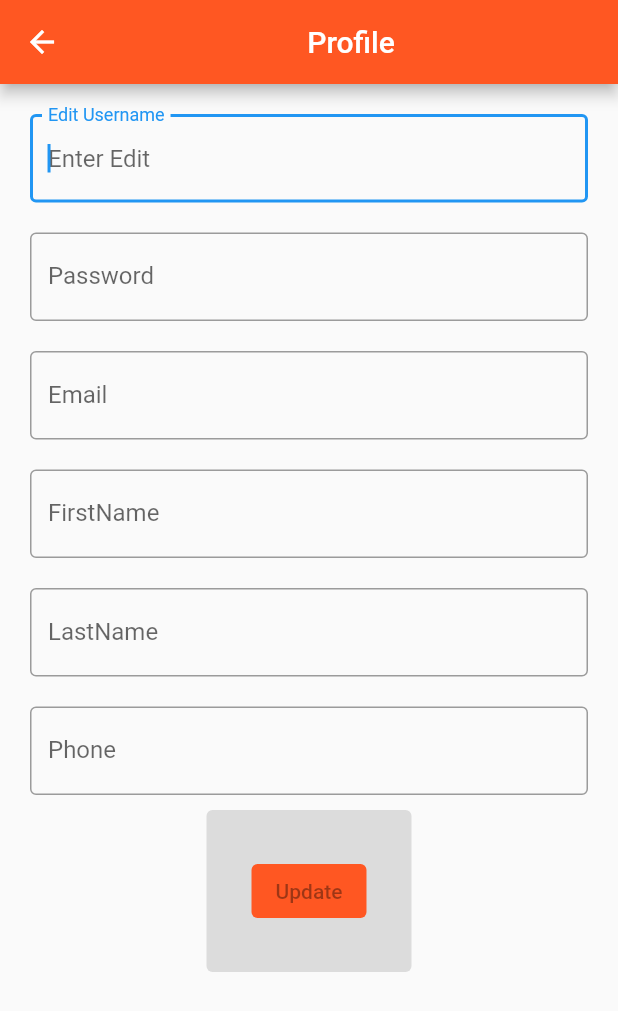
After one commit to ngocson297/didong, a Flutter app: the MenuPage screen opened directly, after a tap on "Account", on a phone screen of 412 x 824 dp. The commit adds this screen. Shown: the top 1011 px of the screen. Run offline on Flutter 3.47's test engine with Material 2 defaults, Android fonts, the phone set to English and light mode, and no system bars; our stand-ins replace cloud_firestore, firebase_auth, firebase_core, firebase_messaging, firebase_storage, flutter_local_notifications and 2 more; missing offline and left inert: emoji_picker, flutter_config, giphy_picker; accounts and stored records are empty; network calls fail.

Commit message:
profile, new chat

```diff
--- a/lib/main.dart
+++ b/lib/main.dart
@@ -5,7 +5,7 @@ import 'package:flutter_config/flutter_config.dart';
 
 Future<void> main() async {
   WidgetsFlutterBinding.ensureInitialized();
-  await FlutterConfig.loadEnvVariables();
+  //await FlutterConfig.loadEnvVariables();
   await Firebase.initializeApp();
 
   runApp(MyApp());
--- /dev/null
+++ b/lib/pages/account_page.dart
@@ -0,0 +1,122 @@
+import 'package:flutter/material.dart';
+
+class AccountPage extends StatelessWidget {
+  final String name;
+
+  const AccountPage({
+    @required this.name,
+    Key key,
+  }) : super(key: key);
+
+
+  @override
+  Widget build(BuildContext context) {
+    return Scaffold(
+        appBar: AppBar(
+            backgroundColor: Colors.deepOrange,
+            title: Align (
+                child: Text("Profile"),
+                alignment: Alignment.center
+            )
+        ),
+        body: Padding(
+            padding: EdgeInsets.all(10),
+            child: Column(
+              children: <Widget>[
+                Padding(
+                  padding: EdgeInsets.all(10),
+                  child: TextField(
+                    autofocus: true,
+                    decoration: InputDecoration(
+                      border: OutlineInputBorder(),
+                      labelText: 'Edit Username',
+                      hintText: 'Enter Edit',
+                    ),
+                  ),
+                ),
+                Padding(
+                  padding: EdgeInsets.all(10),
+                  child: TextField(
+                    autofocus: true,
+                    obscureText: true,
+                    decoration: InputDecoration(
+                      border: OutlineInputBorder(),
+                      labelText: 'Password',
+                      hintText: 'Enter Edit Password',
+                    ),
+                  ),
+                ),
+
+                Padding(
+                  padding: EdgeInsets.all(10),
+                  child: TextField(
+                    autofocus: true,
+                    obscureText: true,
+                    decoration: InputDecoration(
+                      border: OutlineInputBorder(),
+                      labelText: 'Email',
+                      hintText: 'Enter Edit Email',
+                    ),
+                  ),
+                ),
+
+                Padding(
+                  padding: EdgeInsets.all(10),
+                  child: TextField(
+                    autofocus: true,
+                    obscureText: true,
+                    decoration: InputDecoration(
+                      border: OutlineInputBorder(),
+                      labelText: 'FirstName',
+                      hintText: 'Enter Edit FirstName',
+                    ),
+                  ),
+                ),
+                Padding(
+                  padding: EdgeInsets.all(10),
+                  child: TextField(
+                    autofocus: true,
+                    obscureText: true,
+                    decoration: InputDecoration(
+                      border: OutlineInputBorder(),
+                      labelText: 'LastName',
+                      hintText: 'Enter Edit LastName',
+                    ),
+                  ),
+                ),
+
+                Padding(
+                  padding: EdgeInsets.all(10),
+                  child: TextField(
+                    autofocus: true,
+                    obscureText: true,
+                    decoration: InputDecoration(
+                      border: OutlineInputBorder(),
+                      labelText: 'Phone',
+                      hintText: 'Enter Edit Your Phone',
+                    ),
+                  ),
+                ),
+
+                ElevatedButton(
+                  child: ElevatedButton(
+                    child: Text('Update'),
+                    style: ButtonStyle(
+                      backgroundColor: MaterialStateProperty.all(Colors.deepOrange),
+                    ),
+                  ),
+                  style: ElevatedButton.styleFrom(
+                      primary: Colors.deepOrange,
+                      padding: EdgeInsets.symmetric(horizontal: 30, vertical: 30),
+                      textStyle: TextStyle(
+                          color: Colors.black,
+                          fontSize: 20,
+                          fontWeight: FontWeight.bold)
+                  ),
+                ),
+              ],
+            )
+        )
+    );
+  }
+}
--- a/lib/pages/chat_page.dart
+++ b/lib/pages/chat_page.dart
@@ -33,7 +33,8 @@ class _ChatPageState extends State<ChatPage> {
               stream: FirebaseFirestore.instance
                   .collection("chats")
                   .limit(_limit)
-                  .where("users", arrayContains: g_User.uid).snapshots(),
+                  .where("users", arrayContains: global_User.uid)
+                  .orderBy('time',descending: true).snapshots(),
               builder: (BuildContext context, AsyncSnapshot<QuerySnapshot> snapshot) {
                 if(!snapshot.hasData) return LinearProgressIndicator();
                 return ListView(
--- a/lib/pages/friend_page.dart
+++ b/lib/pages/friend_page.dart
@@ -26,7 +26,7 @@ class _FriendPageState extends State<FriendPage> {
             child: StreamBuilder(
               stream: FirebaseFirestore.instance
                   .collection("users")
-                  .where("friends",arrayContains: g_User.uid)
+                  .where("friends",arrayContains: global_User.uid)
                   .orderBy('username').snapshots(),
               builder: (BuildContext context, AsyncSnapshot<QuerySnapshot> snapshot) {
                 if(!snapshot.hasData) return LinearProgressIndicator();
--- a/lib/pages/login_page.dart
+++ b/lib/pages/login_page.dart
@@ -40,7 +40,7 @@ class _LoginPageState extends State<LoginPage> {
             .get();
 
         if(snapshot.docs.isNotEmpty){
-          g_User = new UserModel(
+          global_User = new UserModel(
               uid: snapshot.docs.first.id,
               username: snapshot.docs.first.get("username"),
               imgUrl: snapshot.docs.first.get("imageUrl")
--- a/lib/pages/menu_page.dart
+++ b/lib/pages/menu_page.dart
@@ -1,6 +1,7 @@
 import 'package:flutter/material.dart';
 import 'package:cloud_firestore/cloud_firestore.dart';
 import 'package:firebase_auth/firebase_auth.dart';
+import 'package:flutter_chat_app/pages/account_page.dart';
 import 'package:flutter_chat_app/pages/login_page.dart';
 import 'package:flutter_chat_app/pages/profile_page.dart';
 import 'package:flutter_chat_app/pages/widgets/search_widget.dart';
@@ -28,7 +29,11 @@ class _MenuPageState extends State<MenuPage> {
   }
 
   void _userProfile(){
-    Navigator.push(context, MaterialPageRoute(builder: (context) => ProfilePage()));
+    Navigator.push(context, MaterialPageRoute(builder: (context) => ProfilePage(id: global_User.uid)));
+  }
+
+  void _userAccount(){
+    Navigator.push(context, MaterialPageRoute(builder: (context) => AccountPage()));
   }
 
   @override
@@ -47,12 +52,12 @@ class _MenuPageState extends State<MenuPage> {
             child: Column(
               children: [
                 CircleAvatar(
-                  backgroundImage: NetworkImage(g_User.imgUrl),
+                  backgroundImage: NetworkImage(global_User.imgUrl),
                   radius: 54,
                 ),
                 SizedBox(height: 10,),
                 Text(
-                  g_User.username,
+                  global_User.username,
                   style: TextStyle(
                     fontWeight: FontWeight.bold,
                     fontSize: 28,
@@ -62,9 +67,14 @@ class _MenuPageState extends State<MenuPage> {
             ),
           ),
           ListTile(
-            leading: Icon(Icons.account_circle_sharp),
+            leading: Icon(Icons.person_rounded),
             title: Text("Profile"),
             onTap: _userProfile,
+          ),
+          ListTile(
+            leading: Icon(Icons.account_circle_sharp),
+            title: Text("Account"),
+            onTap: _userAccount,
           ),
           ListTile(
             leading: Icon(Icons.logout),
--- a/lib/pages/request_page.dart
+++ b/lib/pages/request_page.dart
@@ -33,10 +33,10 @@ class _RequestPageState extends State<RequestPage> with TickerProviderStateMixin
           child: StreamBuilder(
             stream: receive? FirebaseFirestore.instance
                 .collection('requests')
-                .where('to',isEqualTo: g_User.uid).snapshots()
+                .where('to',isEqualTo: global_User.uid).snapshots()
                 : FirebaseFirestore.instance
                 .collection('requests')
-                .where('from',isEqualTo: g_User.uid).snapshots(),
+                .where('from',isEqualTo: global_User.uid).snapshots(),
             builder: (BuildContext context, AsyncSnapshot<QuerySnapshot> snapshot) {
               if(!snapshot.hasData) return LinearProgressIndicator();
               return ListView(
--- a/lib/pages/search_page.dart
+++ b/lib/pages/search_page.dart
@@ -55,7 +55,7 @@ class _SearchPageState extends State<SearchPage> {
                 return ListView(
                     children: snapshot.data.docs
                         .map<Widget>((user){
-                          if(user.id == g_User.uid) return Container();
+                          if(user.id == global_User.uid) return Container();
                       return SearchItem(snapshot: user);
                     }).toList()
                 );
--- a/lib/pages/signup_page.dart
+++ b/lib/pages/signup_page.dart
@@ -57,7 +57,7 @@ class _SignupPageState extends State<SignupPage> {
             'friends': [],
           });
 
-          g_User = new UserModel(
+          global_User = new UserModel(
               uid: user.uid,
               username: _nameTextController.text,
               imgUrl: 'https://firebasestorage.googleapis.com/v0/b/mndd-44ec5.appspot.com/o/default_avatar.png?alt=media&token=36f3e70d-7605-4936-b4b3-5a3602934ff8'
--- a/lib/pages/widgets/chat_widget.dart
+++ b/lib/pages/widgets/chat_widget.dart
@@ -20,7 +20,7 @@ class HomeChatItem extends StatelessWidget {
     );
 
     if(model.users.length <= 2){
-      var otherUser = model.users[0] == g_User.uid ? model.users[1] : model.users[0];
+      var otherUser = model.users[0] == global_User.uid ? model.users[1] : model.users[0];
       var doc = await FirebaseFirestore.instance
           .collection('users')
           .doc(otherUser)
--- a/lib/pages/widgets/conversation_widget.dart
+++ b/lib/pages/widgets/conversation_widget.dart
@@ -81,7 +81,7 @@ class _ChatMessageState extends State<ChatMessage>{
         future: _loadMessage(),
         builder: (context, AsyncSnapshot<MessageModel> snapshot) {
           if (!snapshot.hasData) return CircularProgressIndicator();
-          bool isUser = snapshot.data.fromUser == g_User.uid;
+          bool isUser = snapshot.data.fromUser == global_User.uid;
           return Container(
             padding: EdgeInsets.all(10),
             child: Row(
--- a/lib/pages/widgets/request_widget.dart
+++ b/lib/pages/widgets/request_widget.dart
@@ -1,6 +1,7 @@
 import 'package:flutter/material.dart';
 import 'package:cloud_firestore/cloud_firestore.dart';
 import 'package:flutter_chat_app/models/user_model.dart';
+import 'package:flutter_chat_app/pages/profile_page.dart';
 import 'package:flutter_chat_app/pages/search_page.dart';
 import 'package:flutter_chat_app/ults/global.dart';
 import 'package:fluttertoast/fluttertoast.dart';
@@ -102,7 +103,9 @@ class RequestItem extends StatelessWidget{
                   ),
                 ),
               ),
-              onTap: (){}
+              onTap: (){
+                Navigator.push(context, MaterialPageRoute(builder: (context) => ProfilePage(id: snapshot.data.uid)));
+              }
           );
         }
     );
--- a/lib/ults/global.dart
+++ b/lib/ults/global.dart
@@ -1,3 +1,4 @@
 import 'package:flutter_chat_app/models/user_model.dart';
 
-UserModel g_User;
+UserModel global_User;
+String global_giphy_key;
```
Also changed, not shown: lib/pages/conversation_page.dart (+9 -8 lines), lib/pages/home_page.dart (+19 -8 lines), lib/pages/profile_page.dart (+112 -123 lines), lib/pages/widgets/friend_widget.dart (+6 -3 lines), lib/pages/widgets/search_widget.dart (+57 -9 lines), 1 other file.
